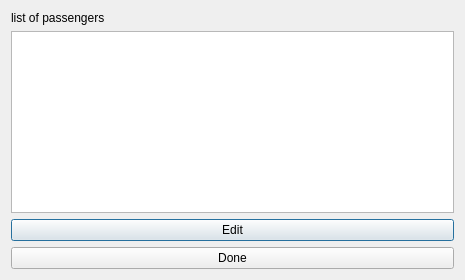
The window that listsofpassengers.ui (Abdelrahman-Shorim/FlightApp) describes before a commit, drawn with Qt 5.
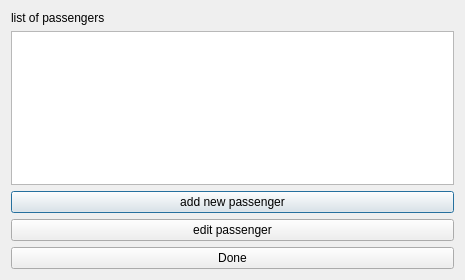
The same window after the commit.

What changed in the file:
```diff
--- a/listsofpassengers.ui
+++ b/listsofpassengers.ui
@@ -29,7 +29,14 @@
      <item>
       <widget class="QPushButton" name="toaddnewpassenger">
        <property name="text">
-        <string>Edit</string>
+        <string>add new passenger</string>
+       </property>
+      </widget>
+     </item>
+     <item>
+      <widget class="QPushButton" name="editpassenger">
+       <property name="text">
+        <string>edit passenger</string>
        </property>
       </widget>
      </item>
```
